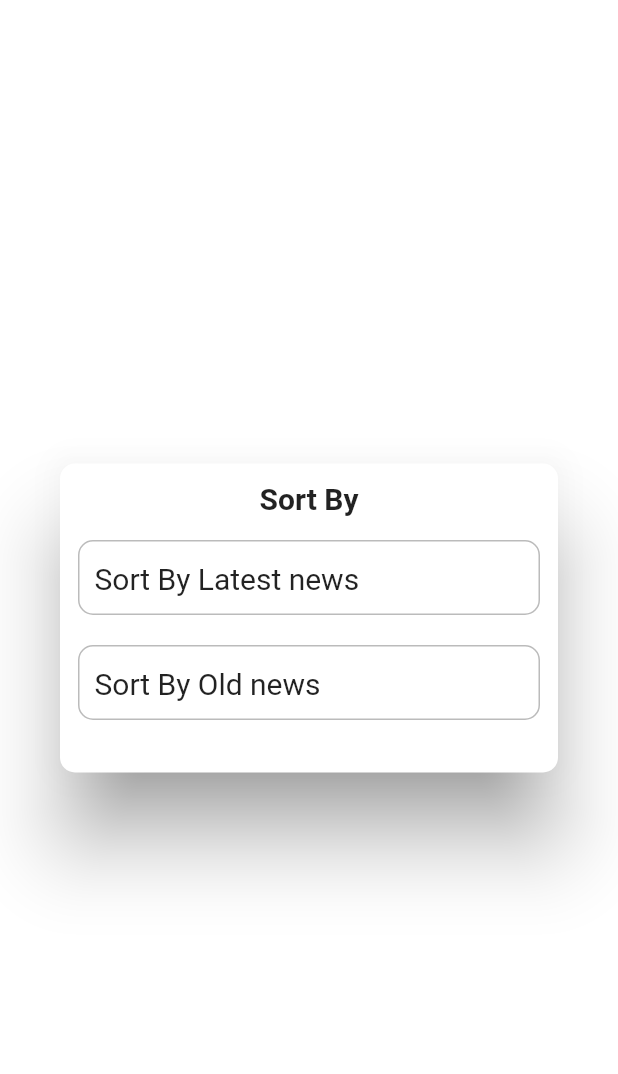
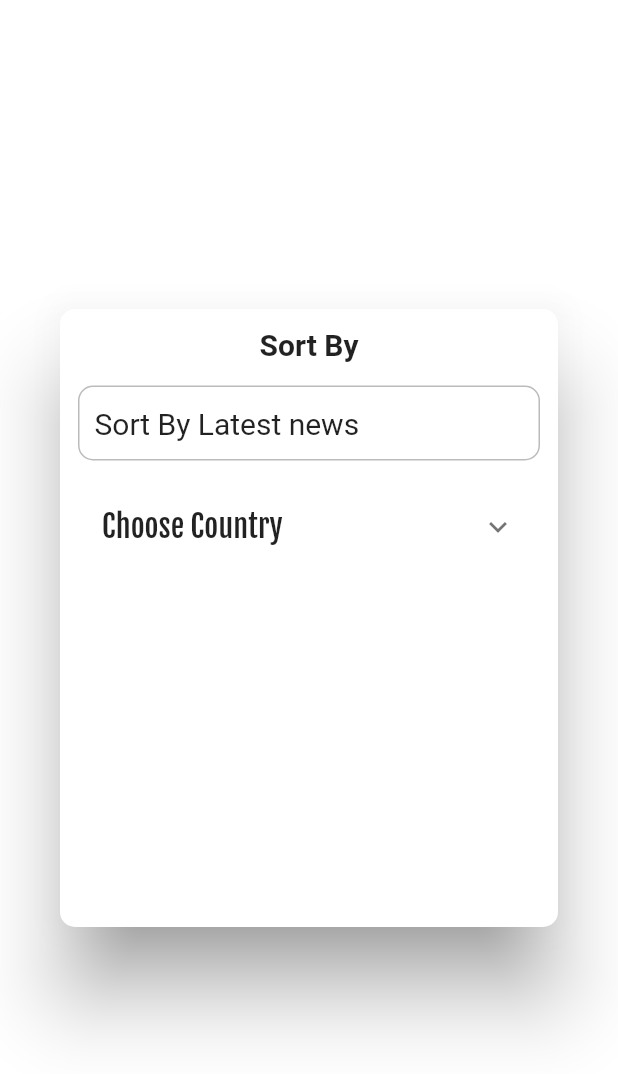
Before and after one commit to NIVIN1996/news_mobile_app, a Flutter app: the PopUpWidget widget shown alone on an empty page, opened directly, on a phone screen of 412 x 824 dp. Shown: the top 1074 px of the screen. Run offline on Flutter 3.47's test engine with Material 2 defaults, Android fonts, the phone set to English and light mode, and no system bars; our stand-ins replace cached_network_image, flutter_rating_bar, lottie, shimmer; network calls fail.

Commit message:
popUp Height changed

```diff
--- a/lib/widgets/popup_widget/popup_widget.dart
+++ b/lib/widgets/popup_widget/popup_widget.dart
@@ -1,7 +1,9 @@
 import 'package:flutter/material.dart';
 import 'package:news_mobile_app/utils/color/colors.dart';
+import 'package:news_mobile_app/utils/navigation/navigation.dart';
 import 'package:news_mobile_app/utils/responsive_config/responsive_config.dart';
 
+import '../../models/category_model/category_model_navigation_params.dart';
 import '../../utils/text_style/text_style.dart';
 
 class PopUpWidget extends StatelessWidget {
@@ -12,7 +14,7 @@ class PopUpWidget extends StatelessWidget {
     return Dialog(
       shape: RoundedRectangleBorder(borderRadius: BorderRadius.circular(10.0)), //this right here
       child: SizedBox(
-        height: context.percentHeight * 25,
+        height: context.percentHeight * 50,
         child: Padding(
           padding: const EdgeInsets.all(12.0),
           child: Column(
@@ -45,26 +47,56 @@ class PopUpWidget extends StatelessWidget {
                   ),
                 ),
               ),
-              GestureDetector(
-                onTap: () {
-                  Navigator.pop(context);
-                },
-                child: Container(
-                  margin: EdgeInsets.symmetric(vertical: context.heightPx * 5),
-                  width: double.infinity,
-                  decoration:
-                      BoxDecoration(borderRadius: BorderRadius.circular(10), border: Border.all(color: AppColor.grey5)),
-                  child: Padding(
-                    padding: EdgeInsets.symmetric(horizontal: context.widthPx * 10.0, vertical: context.heightPx * 10),
-                    child: Text(
-                      "Sort By Old news",
-                      textAlign: TextAlign.start,
-                      style: TextFontStyle.regular(
-                        size: context.textPx * 20,
-                      ),
+              ExpansionTile(
+                title: Text('Choose Country', style: TextFontStyle.med(size: context.textPx * 20)),
+                children: <Widget>[
+                  SizedBox(
+                    // height: 150,
+                    child: Column(
+                      crossAxisAlignment: CrossAxisAlignment.start,
+                      mainAxisAlignment: MainAxisAlignment.start,
+                      children: [
+                        SizedBox(
+                          height: 30,
+                          child: ListTile(
+                            title: Text('India', style: TextFontStyle.med(color: AppColor.grey5, size: context.textPx * 16)),
+                            onTap: () {
+
+                            },
+                          ),
+                        ),
+                        SizedBox(
+                          height: 30,
+                          child: ListTile(
+                            title: Text('US', style: TextFontStyle.med(color: AppColor.grey5, size: context.textPx * 16)),
+                            onTap: () {
+
+                            },
+                          ),
+                        ),
+                        SizedBox(
+                          height: 30,
+                          child: ListTile(
+                            title: Text('Russia', style: TextFontStyle.med(color: AppColor.grey5, size: context.textPx * 16)),
+                            onTap: () {
+
+                            },
+                          ),
+                        ),
+                        SizedBox(
+                          height: 50,
+                          child: ListTile(
+                            title: Text('Japan',
+                                style: TextFontStyle.med(color: AppColor.grey5, size: context.textPx * 16)),
+                            onTap: () {
+
+                            },
+                          ),
+                        ),
+                      ],
                     ),
                   ),
-                ),
+                ],
               ),
             ],
           ),
```
